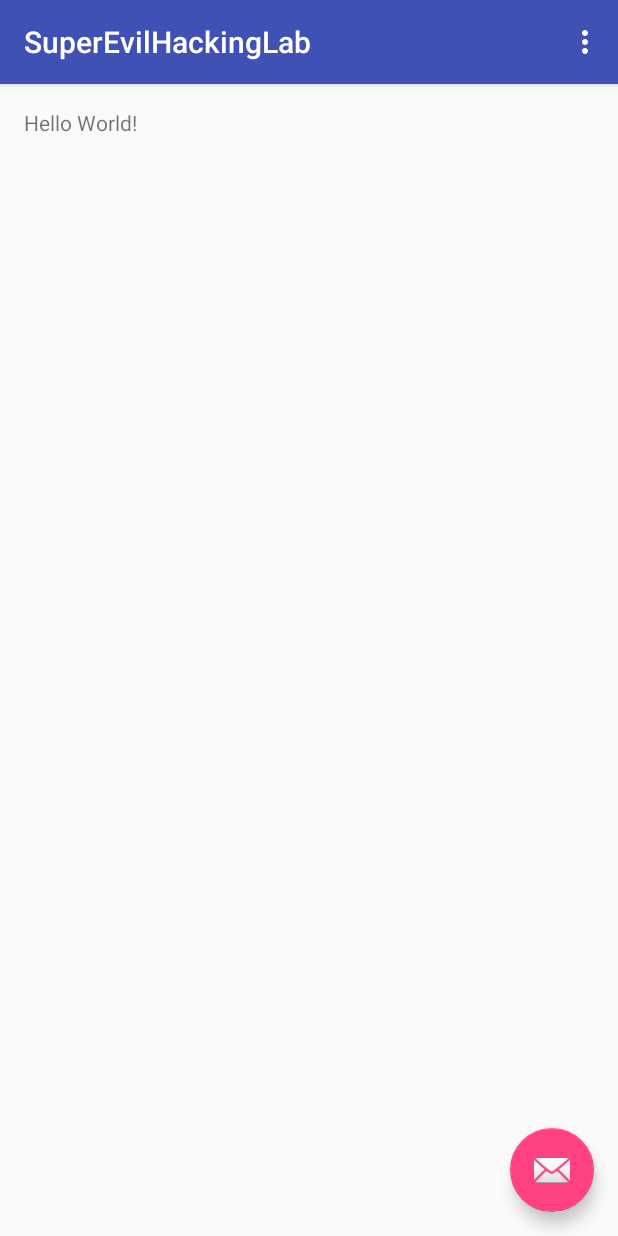
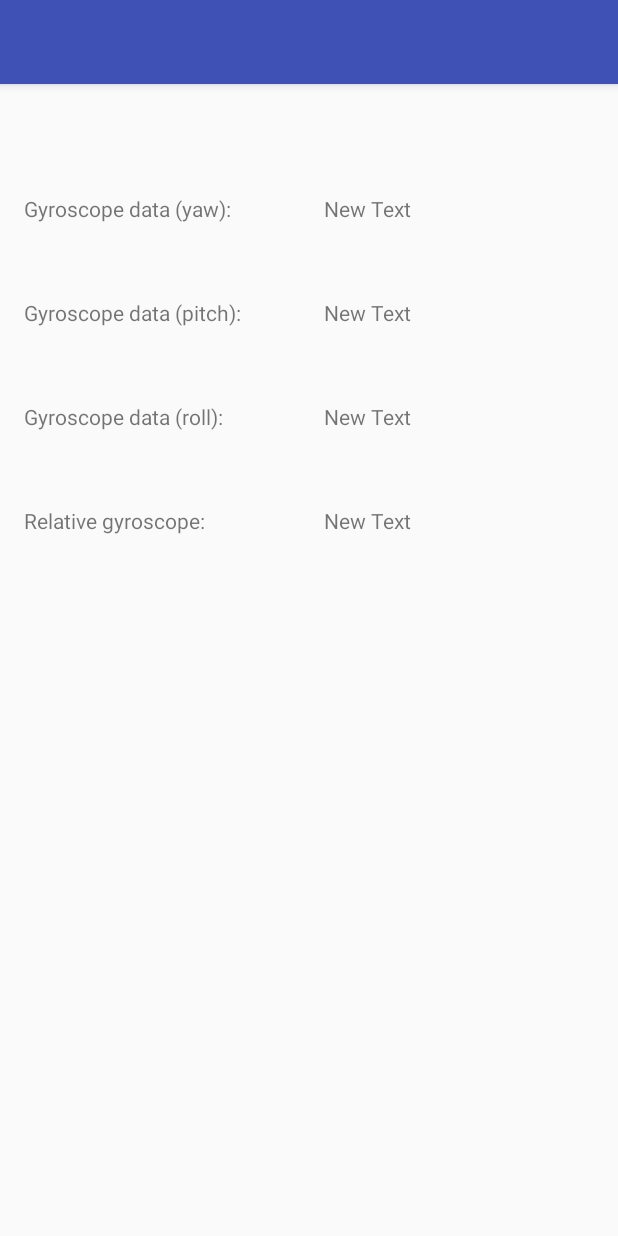
Before and after one commit to skamoen/IN4253ET-gyroscope, an Android app: the screen it shows after launch (MainActivity), on a phone screen of 412 x 824 dp. Run offline under Robolectric (Android 15) with nearby library versions, the phone set to English and light mode, and no system bars.

Commit message:
Dumps Gyroscope data on the screen!

```diff
--- a/app/src/main/java/nl/tudelft/superevilhackinglab/MainActivity.java
+++ b/app/src/main/java/nl/tudelft/superevilhackinglab/MainActivity.java
@@ -1,52 +1,82 @@
 package nl.tudelft.superevilhackinglab;
 
-import android.os.Bundle;
-import android.support.design.widget.FloatingActionButton;
-import android.support.design.widget.Snackbar;
-import android.support.v7.app.AppCompatActivity;
-import android.support.v7.widget.Toolbar;
-import android.view.View;
-import android.view.Menu;
-import android.view.MenuItem;
+        import android.app.Activity;
+        import android.hardware.Sensor;
+        import android.hardware.SensorEvent;
+        import android.hardware.SensorEventListener;
+        import android.hardware.SensorManager;
+        import android.os.Bundle;
+        import android.widget.TextView;
 
-public class MainActivity extends AppCompatActivity {
+public class MainActivity extends Activity implements SensorEventListener
+{
+    //a TextView
+    private TextView gyroData0;
+    private TextView gyroData1;
+    private TextView gyroData2;
+    private TextView gyroData3;
+    //the Sensor Manager
+    private SensorManager sManager;
 
+    /** Called when the activity is first created. */
     @Override
-    protected void onCreate(Bundle savedInstanceState) {
+    public void onCreate(Bundle savedInstanceState)
+    {
         super.onCreate(savedInstanceState);
         setContentView(R.layout.activity_main);
-        Toolbar toolbar = (Toolbar) findViewById(R.id.toolbar);
-        setSupportActionBar(toolbar);
 
-        FloatingActionButton fab = (FloatingActionButton) findViewById(R.id.fab);
-        fab.setOnClickListener(new View.OnClickListener() {
-            @Override
-            public void onClick(View view) {
-                Snackbar.make(view, "Replace with your own action", Snackbar.LENGTH_LONG)
-                        .setAction("Action", null).show();
-            }
-        });
+        //get the TextView from the layout file
+        gyroData0 = (TextView) findViewById(R.id.gyroData0);
+        gyroData1 = (TextView) findViewById(R.id.gyroData1);
+        gyroData2 = (TextView) findViewById(R.id.gyroData2);
+        gyroData3 = (TextView) findViewById(R.id.gyroData3);
+
+        //get a hook to the sensor service
+        sManager = (SensorManager) getSystemService(SENSOR_SERVICE);
+    }
+
+    //when this Activity starts
+    @Override
+    protected void onResume()
+    {
+        super.onResume();
+        /*register the sensor listener to listen to the gyroscope sensor, use the
+        callbacks defined in this class, and gather the sensor information as quick
+        as possible*/
+        sManager.registerListener(this, sManager.getDefaultSensor(Sensor.TYPE_ORIENTATION),SensorManager.SENSOR_DELAY_FASTEST);
+    }
+
+    //When this Activity isn't visible anymore
+    @Override
+    protected void onStop()
+    {
+        //unregister the sensor listener
+        sManager.unregisterListener(this);
+        super.onStop();
     }
 
     @Override
-    public boolean onCreateOptionsMenu(Menu menu) {
-        // Inflate the menu; this adds items to the action bar if it is present.
-        getMenuInflater().inflate(R.menu.menu_main, menu);
-        return true;
+    public void onAccuracyChanged(Sensor arg0, int arg1)
+    {
+        //Do nothing.
     }
 
     @Override
-    public boolean onOptionsItemSelected(MenuItem item) {
-        // Handle action bar item clicks here. The action bar will
-        // automatically handle clicks on the Home/Up button, so long
-        // as you specify a parent activity in AndroidManifest.xml.
-        int id = item.getItemId();
-
-        //noinspection SimplifiableIfStatement
-        if (id == R.id.action_settings) {
-            return true;
+    public void onSensorChanged(SensorEvent event)
+    {
+        //if sensor is unreliable, return void
+        if (event.accuracy == SensorManager.SENSOR_STATUS_UNRELIABLE)
+        {
+            return;
         }
 
-        return super.onOptionsItemSelected(item);
+        //else it will output the Roll, Pitch and Yawn values
+        gyroData0.setText(Float.toString(event.values[0]));
+        gyroData1.setText(Float.toString(event.values[1]));
+        gyroData2.setText(Float.toString(event.values[2]));
+
+        double relative = Math.sqrt(Math.pow(event.values[0], 2) + Math.pow(event.values[1], 2) + Math.pow(event.values[2], 2));
+        gyroData3.setText(Double.toString(relative));
+
     }
 }
--- a/app/src/main/res/layout/activity_main.xml
+++ b/app/src/main/res/layout/activity_main.xml
@@ -23,12 +23,4 @@
 
     <include layout="@layout/content_main" />
 
-    <android.support.design.widget.FloatingActionButton
-        android:id="@+id/fab"
-        android:layout_width="wrap_content"
-        android:layout_height="wrap_content"
-        android:layout_gravity="bottom|end"
-        android:layout_margin="@dimen/fab_margin"
-        android:src="@android:drawable/ic_dialog_email" />
-
 </android.support.design.widget.CoordinatorLayout>
--- a/app/src/main/res/layout/content_main.xml
+++ b/app/src/main/res/layout/content_main.xml
@@ -15,5 +15,80 @@
     <TextView
         android:layout_width="wrap_content"
         android:layout_height="wrap_content"
-        android:text="Hello World!" />
+        android:text="Gyroscope data (yaw): "
+        android:id="@+id/textView"
+        android:layout_alignParentTop="true"
+        android:layout_alignParentLeft="true"
+        android:layout_alignParentStart="true"
+        android:layout_marginTop="57dp" />
+
+    <TextView
+        android:layout_width="wrap_content"
+        android:layout_height="wrap_content"
+        android:text="Gyroscope data (pitch):"
+        android:id="@+id/textView2"
+        android:layout_marginTop="50dp"
+        android:layout_below="@+id/textView"
+        android:layout_alignParentLeft="true"
+        android:layout_alignParentStart="true" />
+
+    <TextView
+        android:layout_width="wrap_content"
+        android:layout_height="wrap_content"
+        android:text="Gyroscope data (roll):"
+        android:id="@+id/textView3"
+        android:layout_marginTop="50dp"
+        android:layout_below="@+id/textView2"
+        android:layout_alignParentLeft="true"
+        android:layout_alignParentStart="true" />
+
+    <TextView
+        android:layout_width="wrap_content"
+        android:layout_height="wrap_content"
+        android:text="Relative gyroscope: "
+        android:id="@+id/textView4"
+        android:layout_below="@+id/textView3"
+        android:layout_alignParentLeft="true"
+        android:layout_alignParentStart="true"
+        android:layout_marginTop="50dp" />
+
+    <TextView
+        android:layout_width="wrap_content"
+        android:layout_height="wrap_content"
+        android:text="New Text"
+        android:id="@+id/gyroData0"
+        android:layout_alignTop="@+id/textView"
+        android:layout_alignLeft="@+id/gyroData1"
+        android:layout_alignStart="@+id/gyroData1" />
+
+    <TextView
+        android:layout_width="wrap_content"
+        android:layout_height="wrap_content"
+        android:text="New Text"
+        android:id="@+id/gyroData1"
+        android:layout_alignTop="@+id/textView2"
+        android:layout_toRightOf="@+id/textView2"
+        android:layout_toEndOf="@+id/textView2"
+        android:layout_marginLeft="55dp"
+        android:layout_marginStart="55dp" />
+
+    <TextView
+        android:layout_width="wrap_content"
+        android:layout_height="wrap_content"
+        android:text="New Text"
+        android:id="@+id/gyroData2"
+        android:layout_alignTop="@+id/textView3"
+        android:layout_alignLeft="@+id/gyroData1"
+        android:layout_alignStart="@+id/gyroData1" />
+
+    <TextView
+        android:layout_width="wrap_content"
+        android:layout_height="wrap_content"
+        android:text="New Text"
+        android:id="@+id/gyroData3"
+        android:layout_alignTop="@+id/textView4"
+        android:layout_alignLeft="@+id/gyroData2"
+        android:layout_alignStart="@+id/gyroData2" />
+
+
 </RelativeLayout>
```
